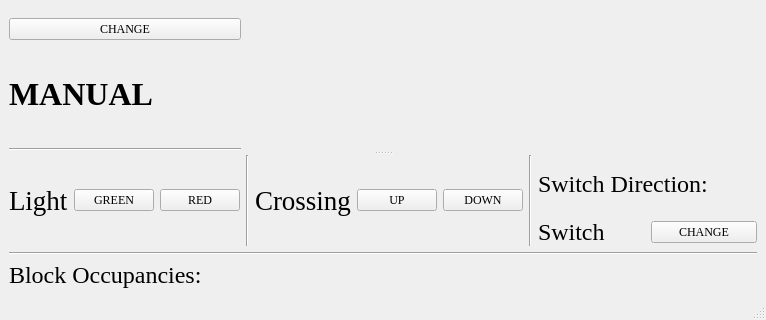
Above: Wayside SW/Wayside_UI_Rough.ui from asmithie13/ECE-1140 before the change; both pictures show x 0 to 766 and y 305 to 625 of the 766 by 625 pixel window. Below: the same form after it.
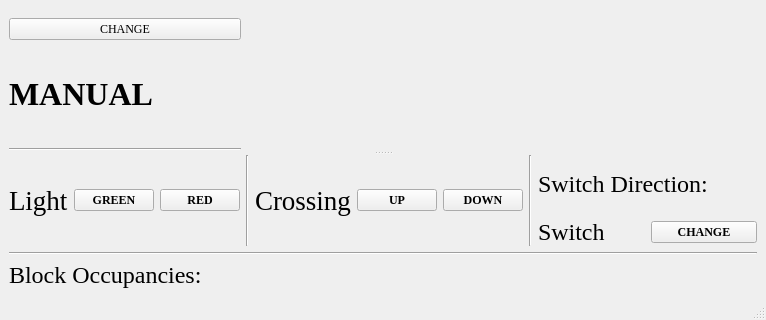
That is the form after the change.

Commit message: Added font to be yellow for red and green buttons.

Diff of the .ui file:
```diff
--- a/Wayside SW/Wayside_UI_Rough.ui
+++ b/Wayside SW/Wayside_UI_Rough.ui
@@ -334,6 +334,8 @@
             <property name="font">
              <font>
               <family>Times New Roman</family>
+              <weight>75</weight>
+              <bold>true</bold>
              </font>
             </property>
             <property name="text">
@@ -346,6 +348,8 @@
             <property name="font">
              <font>
               <family>Times New Roman</family>
+              <weight>75</weight>
+              <bold>true</bold>
              </font>
             </property>
             <property name="text">
@@ -384,6 +388,8 @@
               <property name="font">
                <font>
                 <family>Times New Roman</family>
+                <weight>75</weight>
+                <bold>true</bold>
                </font>
               </property>
               <property name="text">
@@ -396,6 +402,8 @@
               <property name="font">
                <font>
                 <family>Times New Roman</family>
+                <weight>75</weight>
+                <bold>true</bold>
                </font>
               </property>
               <property name="text">
@@ -466,6 +474,8 @@
               <property name="font">
                <font>
                 <family>Times New Roman</family>
+                <weight>75</weight>
+                <bold>true</bold>
                </font>
               </property>
               <property name="text">
```
The commit also changes 1 other file.
